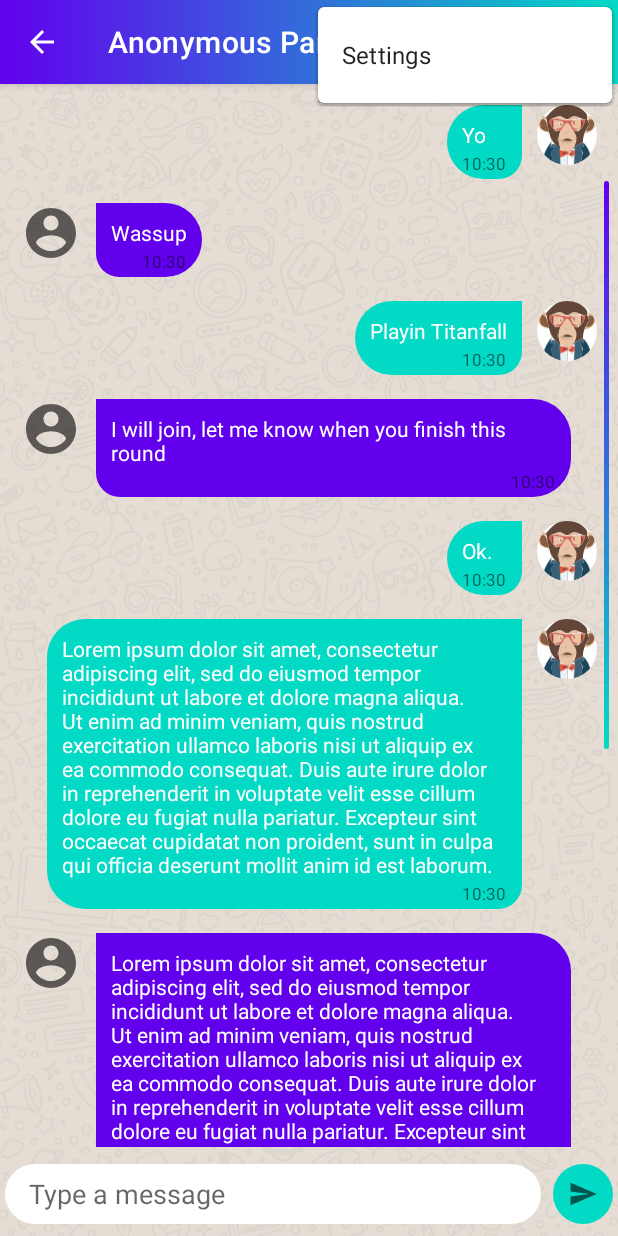
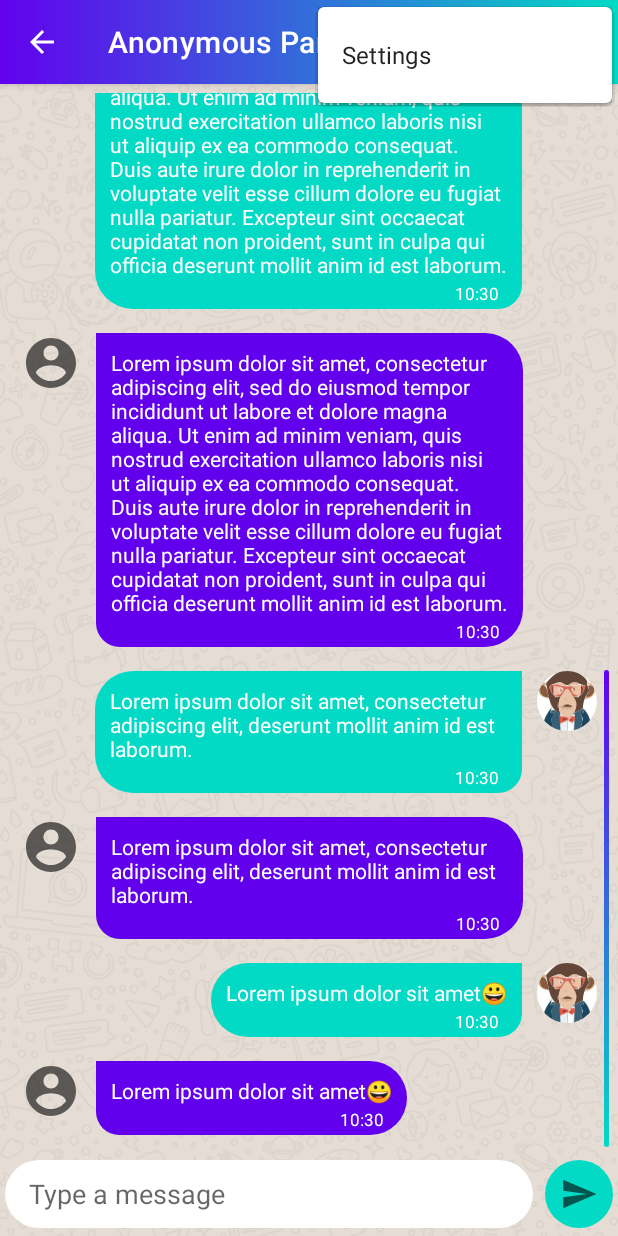
Before and after one commit to muhammedaydogan/Blue2thChat, an Android app: the ChatFragment screen opened through its navigation route, with the options menu open, on a phone screen of 412 x 824 dp. Run offline under Robolectric (Android 15) with nearby library versions, the phone set to English and light mode, and no system bars; our stand-ins replace CircleImageView.

Commit message:
ChatFragment ui updated.

```diff
--- a/app/src/main/java/com/ma/blue2thchat/fragments/ChatFragment.java
+++ b/app/src/main/java/com/ma/blue2thchat/fragments/ChatFragment.java
@@ -43,9 +43,9 @@ public class ChatFragment extends Fragment {
         messages.add(new Message("Hi", true));
         messages.add(new Message("Yo", false));
         messages.add(new Message("Wassup", true));
-        messages.add(new Message("Playin Titanfall", false));
+        messages.add(new Message("Playin Titanfall" + new String(Character.toChars(0x1F600)), false));
         messages.add(new Message("I will join, let me know when you finish this round", true));
-        messages.add(new Message("Ok.", false));
+        messages.add(new Message(new String(Character.toChars(0x1F44D)), false));
         messages.add(new Message("Lorem ipsum dolor sit amet, consectetur adipiscing elit," +
                 " sed do eiusmod tempor incididunt ut labore et dolore magna aliqua. Ut enim ad minim " +
                 "veniam, quis nostrud exercitation ullamco laboris nisi ut aliquip ex ea commodo consequat." +
@@ -62,8 +62,8 @@ public class ChatFragment extends Fragment {
                 " deserunt mollit anim id est laborum.", false));
         messages.add(new Message("Lorem ipsum dolor sit amet, consectetur adipiscing elit," +
                 " deserunt mollit anim id est laborum.", true));
-        messages.add(new Message("Lorem ipsum dolor sit amet", false));
-        messages.add(new Message("Lorem ipsum dolor sit amet", true));
+        messages.add(new Message("Lorem ipsum dolor sit amet" + new String(Character.toChars(0x1F600)), false));
+        messages.add(new Message("Lorem ipsum dolor sit amet" + new String(Character.toChars(0x1F600)), true));
 
         ChatAdapter chatAdapter = new ChatAdapter(getContext(), messages, avatarNo, receiverAvatarNo);
 
--- a/app/src/main/res/layout/fragment_chat.xml
+++ b/app/src/main/res/layout/fragment_chat.xml
@@ -33,7 +33,7 @@
         <EditText
             android:id="@+id/editText"
             android:layout_width="0dp"
-            android:layout_height="40sp"
+            android:layout_height="45sp"
             android:layout_marginEnd="8dp"
             android:background="@drawable/shape_rounded"
             android:inputType="text|textMultiLine"
@@ -49,8 +49,8 @@
         <ImageView
             android:id="@+id/sendIcon"
             style="@style/ripplePrimary"
-            android:layout_width="40sp"
-            android:layout_height="40sp"
+            android:layout_width="45sp"
+            android:layout_height="45sp"
             android:background="@drawable/ripple_rounded"
             android:clickable="true"
             android:padding="10sp"
--- a/app/src/main/res/layout/item_incoming_message.xml
+++ b/app/src/main/res/layout/item_incoming_message.xml
@@ -14,6 +14,7 @@
         app:layout_constraintBottom_toBottomOf="parent"
         app:layout_constraintEnd_toEndOf="parent"
         app:layout_constraintHorizontal_bias="0"
+        android:paddingEnd="32dp"
         app:layout_constraintStart_toStartOf="parent"
         app:layout_constraintTop_toTopOf="parent">
 
@@ -44,10 +45,11 @@
             android:id="@+id/time"
             android:layout_width="wrap_content"
             android:layout_height="wrap_content"
-            android:layout_marginEnd="8dp"
+            android:layout_marginEnd="2mm"
             android:gravity="bottom"
             android:padding="2.5dp"
             android:textSize="11sp"
+            android:textColor="@color/white"
             app:layout_constraintBottom_toBottomOf="@id/message"
             app:layout_constraintEnd_toEndOf="@id/message"
             app:layout_constraintTop_toTopOf="parent"
--- a/app/src/main/res/layout/item_outgoing_message.xml
+++ b/app/src/main/res/layout/item_outgoing_message.xml
@@ -14,6 +14,7 @@
         app:layout_constraintBottom_toBottomOf="parent"
         app:layout_constraintEnd_toEndOf="parent"
         app:layout_constraintHorizontal_bias="1"
+        android:paddingStart="32dp"
         app:layout_constraintStart_toStartOf="parent"
         app:layout_constraintTop_toTopOf="parent">
 
@@ -37,17 +38,18 @@
             app:layout_constraintHorizontal_chainStyle="packed"
             app:layout_constraintStart_toStartOf="parent"
             app:layout_constraintTop_toTopOf="parent"
-            tools:layout_width="50dp"
+            tools:layout_width="250dp"
             tools:text="Hello asf asf as fas df as asdf asdf sfa sfa assf a asfsa sf asas asa fsd fsad asdfa sa faa  aa f a fd fsa" />
 
         <TextView
             android:id="@+id/time"
             android:layout_width="wrap_content"
             android:layout_height="wrap_content"
-            android:layout_marginEnd="8dp"
+            android:layout_marginEnd="2mm"
             android:gravity="bottom"
             android:padding="2.5dp"
             android:textSize="11sp"
+            android:textColor="@color/white"
             app:layout_constraintBottom_toBottomOf="@id/message"
             app:layout_constraintEnd_toEndOf="@id/message"
             app:layout_constraintTop_toTopOf="parent"
```
